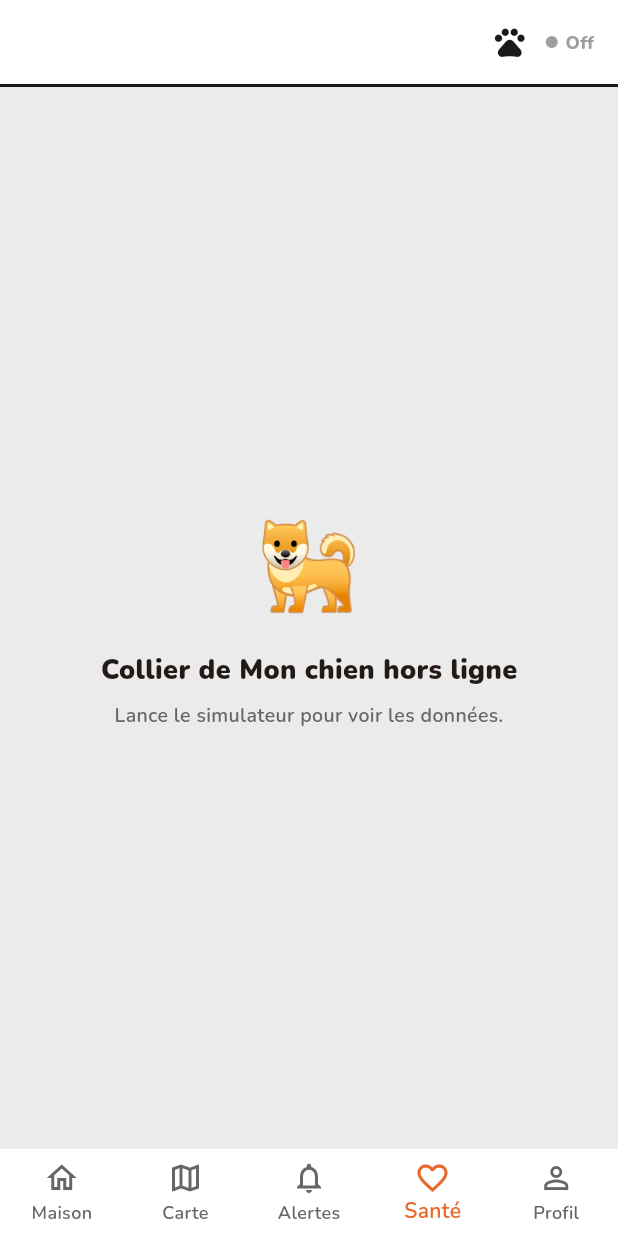
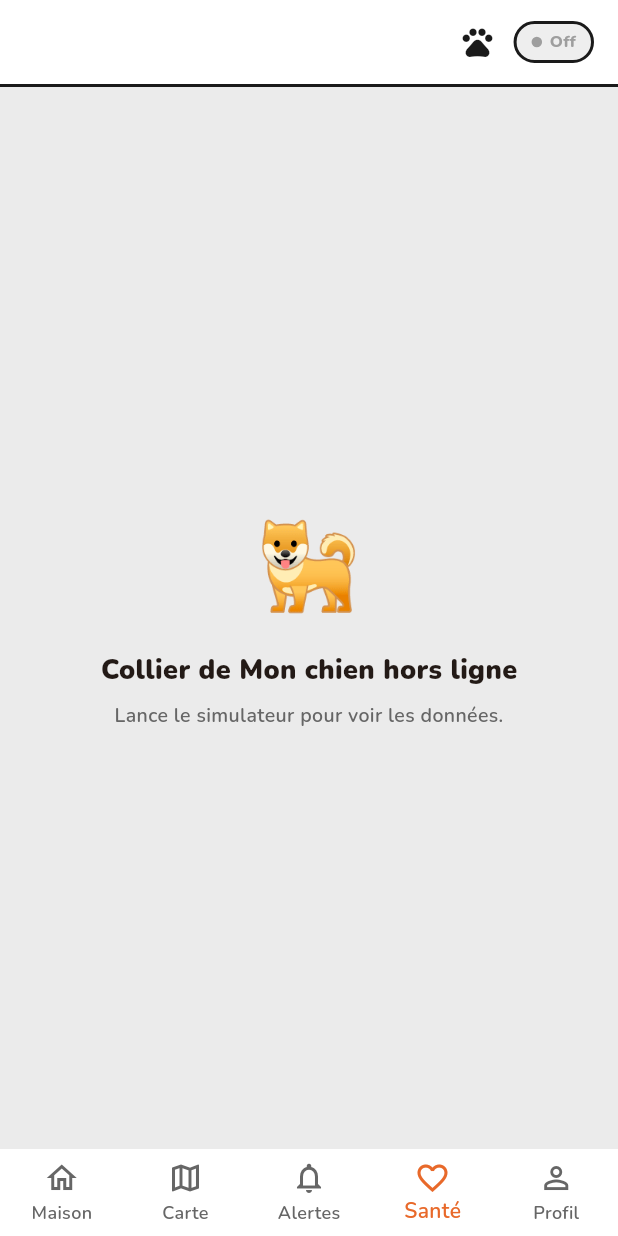
Before and after one commit to Lunasphys/K9-Sync, a Flutter app: the HealthDashboardScreen screen opened by its route, on a phone screen of 412 x 824 dp. Run offline on Flutter 3.47's test engine with Material 3 defaults, Android fonts, the phone set to English and light mode, and no system bars; our stand-ins replace cloud_firestore, dio, equatable, firebase_auth, firebase_core, firebase_messaging and 14 more; missing offline and left inert: mqtt_client; accounts and stored records are empty; network calls fail.

Commit message:
feat(ux): pastille live pulsante réutilisée sur carte et santé

```diff
--- a/lib/presentation/screens/health/health_dashboard_screen.dart
+++ b/lib/presentation/screens/health/health_dashboard_screen.dart
@@ -15,6 +15,7 @@ import 'package:k9sync/domain/interfaces/services/i_mqtt_service.dart';
 import 'package:k9sync/injection.dart';
 import 'package:k9sync/presentation/providers/health_provider.dart';
 import 'package:k9sync/presentation/router/route_guards.dart';
+import 'package:k9sync/presentation/widgets/common/live_badge.dart';
 
 class HealthDashboardScreen extends ConsumerStatefulWidget {
   const HealthDashboardScreen({super.key});
@@ -160,7 +161,7 @@ class _HealthDashboardScreenState extends ConsumerState<HealthDashboardScreen>
           ),
           Padding(
             padding: const EdgeInsets.only(right: 16),
-            child: _MqttDot(connected: _mqttConnected),
+            child: LiveBadge(connected: _mqttConnected),
           ),
         ],
         bottom: PreferredSize(
@@ -867,36 +868,6 @@ class _SectionTitle extends StatelessWidget {
   );
 }
 
-class _MqttDot extends StatelessWidget {
-  final bool connected;
-  const _MqttDot({required this.connected});
-
-  @override
-  Widget build(BuildContext context) {
-    return Row(
-      mainAxisSize: MainAxisSize.min,
-      children: [
-        Container(
-          width: 8,
-          height: 8,
-          decoration: BoxDecoration(
-            color: connected ? AppColors.greenStatus : Colors.grey,
-            shape: BoxShape.circle,
-          ),
-        ),
-        const SizedBox(width: 5),
-        Text(
-          connected ? 'Live' : 'Off',
-          style: TextStyle(
-            fontSize: 12,
-            fontWeight: FontWeight.w800,
-            color: connected ? AppColors.greenStatus : Colors.grey,
-          ),
-        ),
-      ],
-    );
-  }
-}
 
 class _StatusDot extends StatelessWidget {
   final bool ok;
--- /dev/null
+++ b/lib/presentation/widgets/common/live_badge.dart
@@ -0,0 +1,94 @@
+import 'package:flutter/material.dart';
+
+import 'package:k9sync/core/theme/app_theme.dart';
+
+/// Small connection-state pill (dot + label), pulsing gently while
+/// [connected] to reinforce the feeling of a live, continuous data stream.
+/// The dot goes still as soon as the connection drops.
+class LiveBadge extends StatefulWidget {
+  final bool connected;
+  final String liveLabel;
+  final String offlineLabel;
+
+  const LiveBadge({
+    super.key,
+    required this.connected,
+    this.liveLabel = 'Live',
+    this.offlineLabel = 'Off',
+  });
+
+  @override
+  State<LiveBadge> createState() => _LiveBadgeState();
+}
+
+class _LiveBadgeState extends State<LiveBadge>
+    with SingleTickerProviderStateMixin {
+  late final AnimationController _controller;
+  late final Animation<double> _pulse;
+
+  @override
+  void initState() {
+    super.initState();
+    _controller = AnimationController(
+      vsync: this,
+      duration: const Duration(milliseconds: 1100),
+    );
+    _pulse = Tween<double>(begin: 1.0, end: 0.35).animate(
+      CurvedAnimation(parent: _controller, curve: Curves.easeInOut),
+    );
+    if (widget.connected) _controller.repeat(reverse: true);
+  }
+
+  @override
+  void didUpdateWidget(covariant LiveBadge oldWidget) {
+    super.didUpdateWidget(oldWidget);
+    if (widget.connected && !oldWidget.connected) {
+      _controller.repeat(reverse: true);
+    } else if (!widget.connected && oldWidget.connected) {
+      _controller.stop();
+      _controller.value = 0;
+    }
+  }
+
+  @override
+  void dispose() {
+    _controller.dispose();
+    super.dispose();
+  }
+
+  @override
+  Widget build(BuildContext context) {
+    return Container(
+      padding: const EdgeInsets.symmetric(horizontal: 10, vertical: 4),
+      decoration: BoxDecoration(
+        color: widget.connected ? AppColors.greenMint : Colors.grey.shade200,
+        border: Border.all(color: AppColors.border, width: 2),
+        borderRadius: BorderRadius.circular(20),
+      ),
+      child: Row(
+        mainAxisSize: MainAxisSize.min,
+        children: [
+          FadeTransition(opacity: _pulse, child: _dot()),
+          const SizedBox(width: 5),
+          Text(
+            widget.connected ? widget.liveLabel : widget.offlineLabel,
+            style: TextStyle(
+              fontSize: 11,
+              fontWeight: FontWeight.w800,
+              color: widget.connected ? AppColors.greenStatus : Colors.grey,
+            ),
+          ),
+        ],
+      ),
+    );
+  }
+
+  Widget _dot() => Container(
+    width: 7,
+    height: 7,
+    decoration: BoxDecoration(
+      color: widget.connected ? AppColors.greenStatus : Colors.grey,
+      shape: BoxShape.circle,
+    ),
+  );
+}
```
Also changed, not shown: lib/presentation/screens/map/map_screen.dart (+6 -36 lines).
